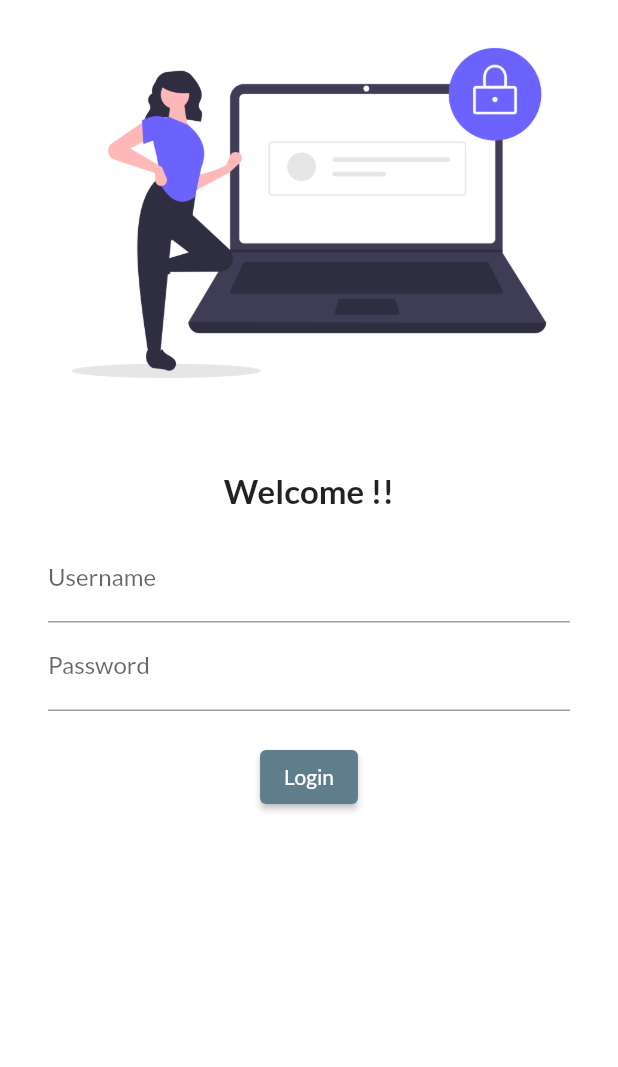
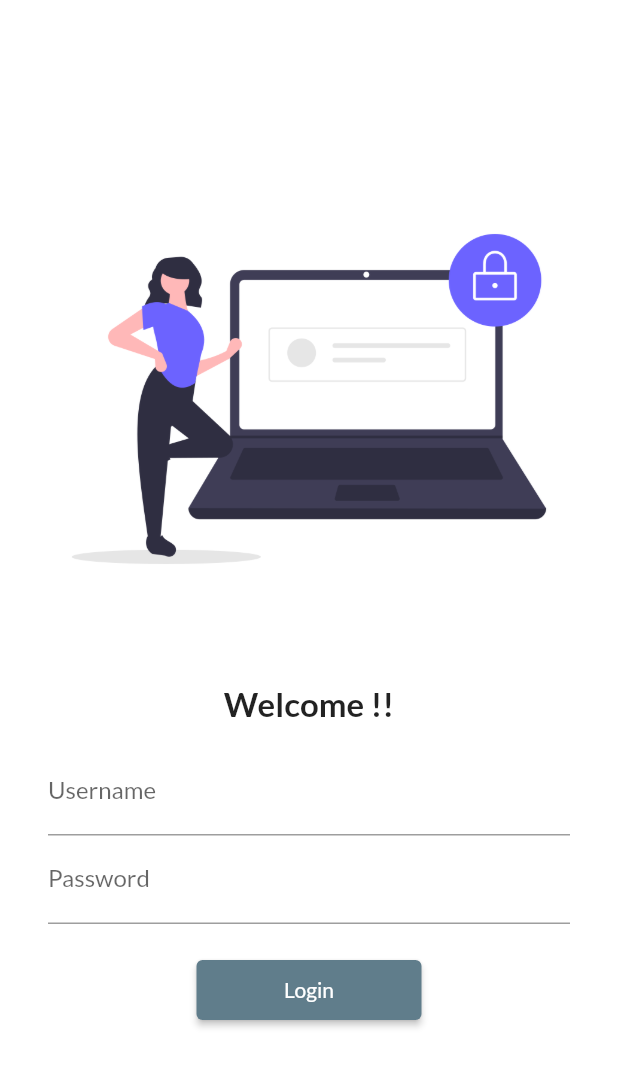
Before and after one commit to KishnaBansal/StartingFlutter, a Flutter app: the screen it shows after launch, on a phone screen of 412 x 824 dp. Shown: the top 1067 px of the screen. Run offline on Flutter 3.47's test engine with Material 2 defaults, Android fonts, the phone set to English and light mode, and no system bars; our stand-ins replace google_fonts.

Commit message:
its day 5 completed

```diff
--- a/lib/main.dart
+++ b/lib/main.dart
@@ -2,11 +2,11 @@ import 'package:catalog_app/pages/home_page.dart';
 import 'package:flutter/material.dart';
 import 'package:catalog_app/pages/login_page.dart';
 import 'package:google_fonts/google_fonts.dart';
+import 'package:catalog_app/util/routes.dart';
 
 void main() {
   runApp(const MyApp());
 }
-
 
 class MyApp extends StatelessWidget {
   const MyApp({super.key});
@@ -16,15 +16,14 @@ class MyApp extends StatelessWidget {
     return MaterialApp(
       themeMode: ThemeMode.light,
       theme: ThemeData(
-        primarySwatch: Colors.blueGrey,
-        fontFamily: GoogleFonts.lato().fontFamily,
-        brightness: Brightness.light
-      ),
+          primarySwatch: Colors.blueGrey,
+          fontFamily: GoogleFonts.lato().fontFamily,
+          brightness: Brightness.light),
       //initialRoute: "/home",
       routes: {
-        "/":(context) => const LoginPage(),      //default route
-        "/home":(context) => const HomePage(),
-        "/login":(context) => const LoginPage()
+        "/": (context) => const LoginPage(), //default route
+        MyRoutes.homeRoute: (context) => const HomePage(),
+        MyRoutes.loginRoute: (context) => const LoginPage()
       },
     );
   }
--- a/lib/pages/login_page.dart
+++ b/lib/pages/login_page.dart
@@ -1,3 +1,4 @@
+import 'package:catalog_app/util/routes.dart';
 import 'package:flutter/material.dart';
 
 class LoginPage extends StatelessWidget {
@@ -8,19 +9,23 @@ class LoginPage extends StatelessWidget {
     return Material(
       color: Colors.white,
       child: Center(
+        child: SingleChildScrollView(
           child: Column(
             children: [
-            Image.asset("assets/images/login_image.png", fit: BoxFit.cover),
+              Image.asset(
+                "assets/images/login_image.png",
+                fit: BoxFit.cover,
+              ),
               const SizedBox(
-              height: 30,
+                height: 48,
               ),
               const Text(
                 "Welcome !!",
                 style: TextStyle(fontSize: 22, fontWeight: FontWeight.bold),
               ),
               Padding(
-              padding:
-                  const EdgeInsets.symmetric(vertical: 16.0, horizontal: 32.0),
+                padding: const EdgeInsets.symmetric(
+                    vertical: 16.0, horizontal: 32.0),
                 child: Column(
                   children: [
                     TextFormField(
@@ -41,9 +46,10 @@ class LoginPage extends StatelessWidget {
                     ),
                     ElevatedButton(
                       child: Text("Login"),
-                    style: TextButton.styleFrom(),
+                      style: TextButton.styleFrom(
+                          minimumSize: const Size(150, 40)),
                       onPressed: () {
-                      print("Hi User");
+                        Navigator.pushNamed(context, MyRoutes.homeRoute);
                       },
                     ),
                   ],
@@ -52,6 +58,7 @@ class LoginPage extends StatelessWidget {
             ],
           ),
         ),
+      ),
     );
   }
 }
--- /dev/null
+++ b/lib/util/routes.dart
@@ -0,0 +1,4 @@
+class MyRoutes {
+  static String loginRoute = "/login";
+  static String homeRoute = "/home";
+}
```
Lines whose indentation alone changed are shown as unchanged.
